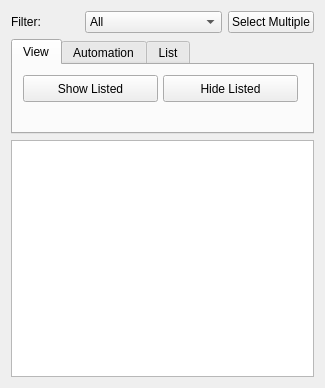
This is src/Mod/Sketcher/Gui/TaskSketcherConstrains.ui in southseact-3d/fcd as Qt 5 draws it before an edit. The edited form follows.
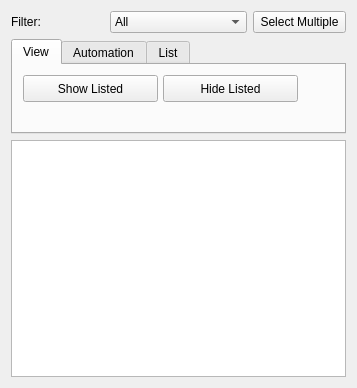
This is the edited form. Custom widgets are drawn as their Qt base class.

Commit message:
Sketcher: Reorder filter entries to match toolbar
================================================

https://forum.freecadweb.org/viewtopic.php?p=537777#p537777

The edit to the form file:
```diff
--- a/src/Mod/Sketcher/Gui/TaskSketcherConstrains.ui
+++ b/src/Mod/Sketcher/Gui/TaskSketcherConstrains.ui
@@ -6,7 +6,7 @@
    <rect>
     <x>0</x>
     <y>0</y>
-    <width>325</width>
+    <width>357</width>
     <height>388</height>
    </rect>
   </property>
```
Left out of the diff: 30 changed lines with no effect on the pictures. The commit also changes 2 other files.
